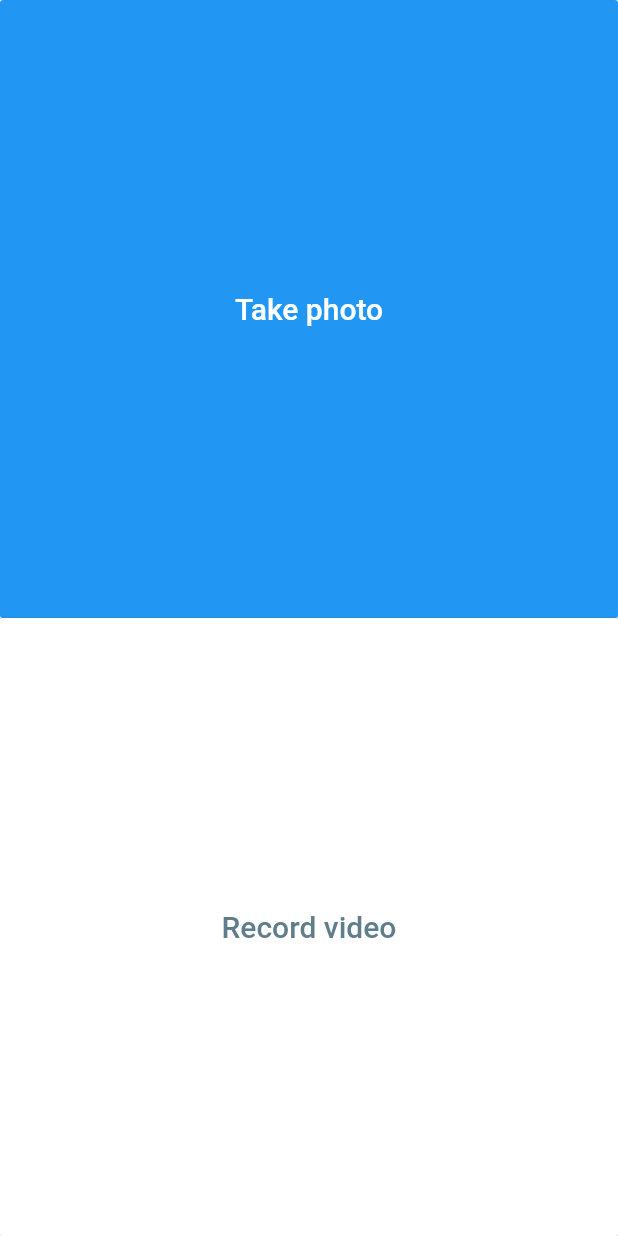
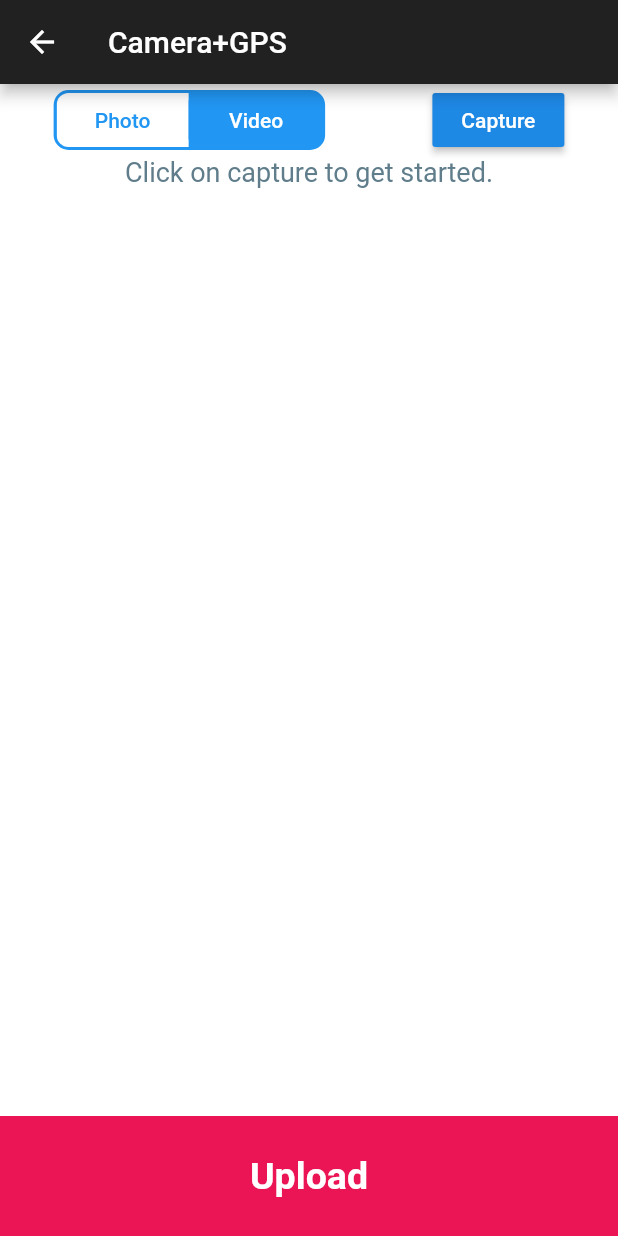
Before and after one commit to TanyaDinesh00/GPS_FTP_CamAPP, a Flutter app: the HomeScreen screen opened directly, on a phone screen of 412 x 824 dp. Run offline on Flutter 3.47's test engine with Material 2 defaults, Android fonts, the phone set to English and light mode, and no system bars; our stand-ins replace flutter_spinkit, gallery_saver, geolocator, image_picker.

```diff
--- /dev/null
+++ b/lib/components/ButtonGroup.dart
@@ -0,0 +1,94 @@
+import 'package:flutter/material.dart';
+
+class ButtonGroup extends StatelessWidget {
+  static const double _radius = 10.0;
+  static const double _outerPadding = 2.0;
+
+  final int current;
+  final List<String> titles;
+  final ValueChanged<int> onTab;
+  final Color color;
+  final Color secondaryColor;
+
+  const ButtonGroup({
+    Key key,
+    this.titles,
+    this.onTab,
+    int current,
+    Color color,
+    Color secondaryColor,
+  })  : assert(titles != null),
+        current = current ?? 0,
+        color = color ?? Colors.blue,
+        secondaryColor = secondaryColor ?? Colors.white,
+        super(key: key);
+
+  @override
+  Widget build(BuildContext context) {
+    return Material(
+      color: color,
+      borderRadius: BorderRadius.circular(_radius),
+      child: Padding(
+        padding: const EdgeInsets.all(_outerPadding),
+        child: ClipRRect(
+          borderRadius: BorderRadius.circular(_radius - _outerPadding),
+          child: IntrinsicHeight(
+            child: Row(
+              mainAxisSize: MainAxisSize.min,
+              children: _buttonList(),
+            ),
+          ),
+        ),
+      ),
+    );
+  }
+
+  List<Widget> _buttonList() {
+    final buttons = <Widget>[];
+    for (int i = 0; i < titles.length; i++) {
+      buttons.add(_button(titles[i], i));
+      buttons.add(
+        VerticalDivider(
+          width: 1.0,
+          color: (i == current || i + 1 == current) ? color : secondaryColor,
+          thickness: 1.5,
+          indent: 5.0,
+          endIndent: 5.0,
+        ),
+      );
+    }
+    buttons.removeLast();
+    return buttons;
+  }
+
+  Widget _button(String title, int index) {
+    if (index == this.current)
+      return _activeButton(title);
+    else
+      return _inActiveButton(title, index);
+  }
+
+  Widget _activeButton(String title) => FlatButton(
+        materialTapTargetSize: MaterialTapTargetSize.shrinkWrap,
+        disabledColor: secondaryColor,
+        disabledTextColor: color,
+        shape: const RoundedRectangleBorder(
+          borderRadius: BorderRadius.zero,
+        ),
+        child: Text(title),
+        onPressed: null,
+      );
+
+  Widget _inActiveButton(String title, int index) => FlatButton(
+        materialTapTargetSize: MaterialTapTargetSize.shrinkWrap,
+        color: Colors.transparent,
+        textColor: Colors.white,
+        shape: const RoundedRectangleBorder(
+          borderRadius: BorderRadius.zero,
+        ),
+        child: Text(title),
+        onPressed: () {
+          if (onTab != null) onTab(index);
+        },
+      );
+}
--- /dev/null
+++ b/lib/components/ReusableCard.dart
@@ -0,0 +1,24 @@
+import 'package:flutter/material.dart';
+
+class ReusableCard extends StatelessWidget {
+  ReusableCard({this.text});
+  final String text;
+
+  @override
+  Widget build(BuildContext context) {
+    return Container(
+      margin: EdgeInsets.all(20),
+      padding: EdgeInsets.all(15),
+      decoration: BoxDecoration(
+        borderRadius: BorderRadius.circular(10),
+        color: Color(0xFF1D1E33),
+      ),
+      child: Center(
+        child: Text(
+          text,
+          style: TextStyle(fontSize: 27, color: Colors.white),
+        ),
+      ),
+    );
+  }
+}
--- /dev/null
+++ b/lib/components/bottom_button.dart
@@ -0,0 +1,29 @@
+import 'package:flutter/material.dart';
+import 'package:cameraapp/constants.dart';
+
+class BottomButton extends StatelessWidget {
+  BottomButton({@required this.onTap, @required this.buttonTitle});
+
+  final Function onTap;
+  final String buttonTitle;
+
+  @override
+  Widget build(BuildContext context) {
+    return GestureDetector(
+      onTap: onTap,
+      child: Container(
+        child: Center(
+          child: Text(
+            buttonTitle,
+            style: kLargeButtonTextStyle,
+          ),
+        ),
+        color: kBottomContainerColour,
+        margin: EdgeInsets.only(top: 10.0),
+        padding: EdgeInsets.only(bottom: 0.0),
+        width: double.infinity,
+        height: kBottomContainerHeight,
+      ),
+    );
+  }
+}
--- /dev/null
+++ b/lib/constants.dart
@@ -0,0 +1,8 @@
+import 'package:flutter/material.dart';
+
+const kBottomContainerColour = Color(0xFFEB1555);
+const kBottomContainerHeight = 80.0;
+const kLargeButtonTextStyle = TextStyle(
+  fontSize: 25.0,
+  fontWeight: FontWeight.bold,
+);
--- a/lib/screen2.dart
+++ b/lib/screen2.dart
@@ -5,6 +5,9 @@ import 'package:gallery_saver/gallery_saver.dart';
 import 'package:image_picker/image_picker.dart';
 import 'package:path_provider/path_provider.dart';
 import 'package:path/path.dart' as path;
+
+import 'components/ButtonGroup.dart';
+import 'components/bottom_button.dart';
 
 class HomeScreen extends StatefulWidget {
   HomeScreen({this.locationData});
@@ -20,6 +23,8 @@ class _HomeScreenState extends State<HomeScreen> {
   String albumName = 'Media';
 
   var location;
+  int index = 0;
+  File _image, _video;
 
   final ImagePicker _picker = ImagePicker();
 
@@ -31,42 +36,117 @@ class _HomeScreenState extends State<HomeScreen> {
 
   @override
   Widget build(BuildContext context) {
+//    return Scaffold(
+//      body: Container(
+//        color: Colors.white,
+//        child: Column(
+//          children: <Widget>[
+//            Flexible(
+//              flex: 1,
+//              child: Container(
+//                child: SizedBox.expand(
+//                  child: RaisedButton(
+//                    color: Colors.blue,
+//                    onPressed: _takePhoto,
+//                    child: Text(firstButtonText,
+//                        style:
+//                            TextStyle(fontSize: textSize, color: Colors.white)),
+//                  ),
+//                ),
+//              ),
+//            ),
+//            Flexible(
+//              child: Container(
+//                  child: SizedBox.expand(
+//                child: RaisedButton(
+//                  color: Colors.white,
+//                  onPressed: _recordVideo,
+//                  child: Text(secondButtonText,
+//                      style: TextStyle(
+//                          fontSize: textSize, color: Colors.blueGrey)),
+//                ),
+//              )),
+//              flex: 1,
+//            )
+//          ],
+//        ),
+//      ),
+//    );
     return Scaffold(
+      appBar: AppBar(
+        title: Text("Camera+GPS "),
+      ),
       body: Container(
         color: Colors.white,
         child: Column(
+          mainAxisAlignment: MainAxisAlignment.center,
           children: <Widget>[
-            Flexible(
-              flex: 1,
-              child: Container(
-                child: SizedBox.expand(
-                  child: RaisedButton(
-                    color: Colors.blue,
-                    onPressed: _takePhoto,
-                    child: Text(firstButtonText,
+//                ReusableCard(text: firstButtonText + " " + secondButtonText),
+            Row(
+              mainAxisAlignment: MainAxisAlignment.spaceAround,
+              children: <Widget>[
+                ButtonGroup(
+                  titles: ["Photo", "Video"],
+                  current: index,
+                  color: Colors.blue,
+                  secondaryColor: Colors.white,
+                  onTab: (selected) {
+                    setState(() {
+                      index = selected;
+                    });
+                    print("$index");
+                  },
+                ),
+                RaisedButton(
+                    child: Text("Capture"),
+                    onPressed: () {
+                      print("Button Pressed");
+                      _capture();
+                    }),
+              ],
+            ),
+            Expanded(
+              child: SingleChildScrollView(
+                child: Column(
+                  mainAxisAlignment: MainAxisAlignment.spaceAround,
+                  children: <Widget>[
+                    if (_image != null && index == 0)
+                      Image.file(
+                        _image,
+                        fit: BoxFit.contain,
+                      )
+//                        else if (_video != null && index == 1)
+//                          _videoPlayerController.value.initialized
+//                              ? AspectRatio(
+//                                  aspectRatio:
+//                                      _videoPlayerController.value.aspectRatio,
+//                                  child: VideoPlayer(_videoPlayerController),
+//                                )
+//                              : Container()
+                    else
+                      Text(
+                        "Click on capture to get started.",
                         style:
-                            TextStyle(fontSize: textSize, color: Colors.white)),
-                  ),
+                            TextStyle(fontSize: 18.0, color: Colors.blueGrey),
+                      ),
+                  ],
                 ),
               ),
             ),
-            Flexible(
-              child: Container(
-                  child: SizedBox.expand(
-                child: RaisedButton(
-                  color: Colors.white,
-                  onPressed: _recordVideo,
-                  child: Text(secondButtonText,
-                      style: TextStyle(
-                          fontSize: textSize, color: Colors.blueGrey)),
-                ),
-              )),
-              flex: 1,
-            )
+            BottomButton(onTap: null, buttonTitle: "Upload"),
           ],
         ),
       ),
     );
+  }
+
+  void _capture() {
+    if (index == 0) {
+      _takePhoto();
+    }
+    if (index == 1) {
+      _recordVideo();
+    }
   }
 
   void _takePhoto() async {
@@ -88,6 +168,9 @@ class _HomeScreenState extends State<HomeScreen> {
                 path.extension(pickedFile.path));
         File f = await File(pickedFile.path).copy(newPath);
         print(f.path);
+        setState(() {
+          _image = f;
+        });
 
         GallerySaver.saveImage(
           f.path,
```
